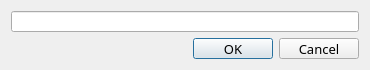
First picture: the form in so2sdr/notedialog.ui, repository n4ogw/so2sdr, before the edit.
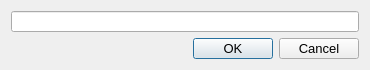
Second picture: the form after the edit.

What changed in the file:
```diff
--- a/so2sdr/notedialog.ui
+++ b/so2sdr/notedialog.ui
@@ -30,7 +30,6 @@
   </property>
   <property name="font">
    <font>
-    <family>Sans</family>
     <pointsize>10</pointsize>
    </font>
   </property>
```
